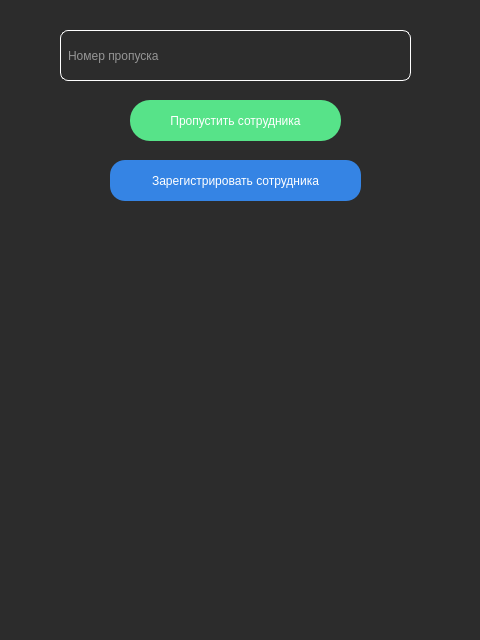
First picture: the form in main_window.ui, repository raison-collab/MiigaikYAPCardsZachetPyQt, before the edit.
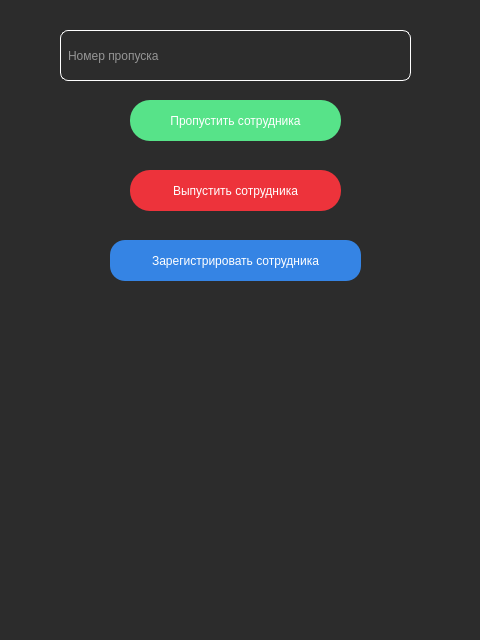
Second picture: the form after the edit.

The edit to the form file:
```diff
--- a/main_window.ui
+++ b/main_window.ui
@@ -21,7 +21,7 @@
     <property name="geometry">
      <rect>
       <x>110</x>
-      <y>160</y>
+      <y>240</y>
       <width>251</width>
       <height>41</height>
      </rect>
@@ -74,6 +74,25 @@
      <string>Пропустить сотрудника</string>
     </property>
    </widget>
+   <widget class="QPushButton" name="out_employee_button">
+    <property name="geometry">
+     <rect>
+      <x>130</x>
+      <y>170</y>
+      <width>211</width>
+      <height>41</height>
+     </rect>
+    </property>
+    <property name="styleSheet">
+     <string notr="true">background-color: rgb(237, 51, 59);
+font: 12pt &quot;Ubuntu&quot;;
+color: rgb(255, 255, 255);
+border-radius: 20px;</string>
+    </property>
+    <property name="text">
+     <string>Выпустить сотрудника</string>
+    </property>
+   </widget>
   </widget>
  </widget>
  <resources/>
```
